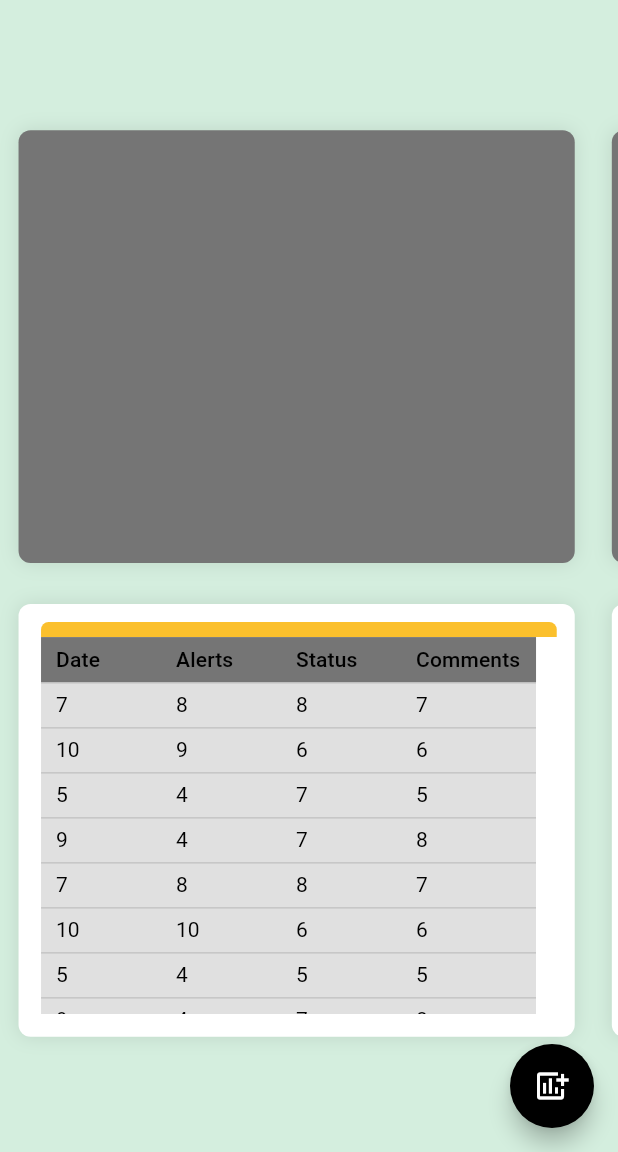
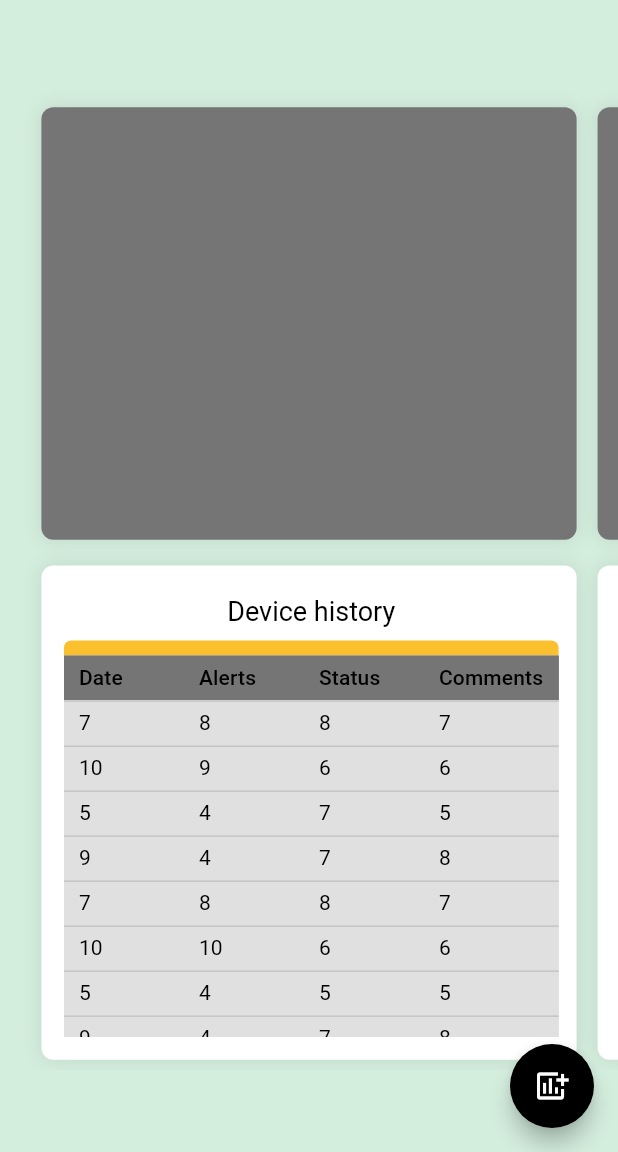
Before and after one commit to shah-rahul/data-representation-, a Flutter app: the screen it shows after launch, on a phone screen of 412 x 824 dp, the part 84-1236 px from its top. Run offline on Flutter 3.47's test engine with Material 2 defaults, Android fonts, the phone set to English and light mode, and no system bars; our stand-ins replace charts_flutter, google_fonts.

Commit message:
[UI UPDATE] -  scroll behaviour changes + card enlarged + name added

```diff
--- a/lib/config/themedata.dart
+++ b/lib/config/themedata.dart
@@ -41,6 +41,12 @@ class CustomTheme {
           color: Colors.white,
           fontWeight: FontWeight.w500,
         ),
+        headline3: GoogleFonts.roboto(
+          height: 1.2,
+          fontSize: 18,
+          color: const Color(0xff000000),
+          fontWeight: FontWeight.w400,
+        ),
         headline1: GoogleFonts.roboto(
           height: 1.2,
           fontSize: 24,
--- a/lib/screens/homepage.dart
+++ b/lib/screens/homepage.dart
@@ -29,10 +29,12 @@ class _MyHomePageState extends State<MyHomePage> {
             children: [
               ConstrainedBox(
                 constraints: BoxConstraints(
-                    maxHeight: MediaQuery.of(context).size.height * 0.8,
-                    minWidth: MediaQuery.of(context).size.width -
-                        (MediaQuery.of(context).size.width * 0.04)),
-                child: ListView(
+                  maxHeight: MediaQuery.of(context).size.height * 0.8,
+                  minWidth: MediaQuery.of(context).size.width -
+                      (MediaQuery.of(context).size.width * 0.04),
+                ),
+                child: PageView(
+                  controller: PageController(viewportFraction: 0.9),
                   scrollDirection: Axis.horizontal,
                   physics: const PageScrollPhysics(),
                   children: [
--- a/lib/widgets/level1/device_history.dart
+++ b/lib/widgets/level1/device_history.dart
@@ -39,11 +39,20 @@ class _DeviceHistoryState extends State<DeviceHistory> {
     return Container(
       child: Column(
         children: [
+          Padding(
+            padding: const EdgeInsets.all(8.0),
+            child: Center(
+              child: Text(
+                "Device history",
+                style: Theme.of(context).primaryTextTheme.headline3,
+              ),
+            ),
+          ),
           Container(
             height: 10,
             decoration: BoxDecoration(
                 color: Colors.yellow[700],
-                borderRadius: BorderRadius.only(
+                borderRadius: const BorderRadius.only(
                     topLeft: Radius.circular(5), topRight: Radius.circular(5))),
           ),
           Expanded(
@@ -58,8 +67,7 @@ class _DeviceHistoryState extends State<DeviceHistory> {
           ),
         ],
       ),
-      height: MediaQuery.of(context).size.height * 0.4 -
-          (MediaQuery.of(context).size.height * 0.05),
+      height: MediaQuery.of(context).size.height * 0.4,
       width: MediaQuery.of(context).size.width * 0.9,
       margin: const EdgeInsets.only(left: 7, right: 7, top: 10),
       padding: const EdgeInsets.fromLTRB(15, 12, 12, 15),
--- a/lib/widgets/primary_card.dart
+++ b/lib/widgets/primary_card.dart
@@ -15,16 +15,13 @@ class _PrimaryCardState extends State<PrimaryCard> {
     return Center(
       child: ConstrainedBox(
         constraints: BoxConstraints(
-            maxHeight: MediaQuery.of(context).size.height * 0.8,
+            maxHeight: MediaQuery.of(context).size.height,
             minWidth: MediaQuery.of(context).size.width -
                 (MediaQuery.of(context).size.width * 0.04)),
-        child: Padding(
-          padding: const EdgeInsets.all(5.0),
-          child: Container(
-            child: Column(
-              mainAxisAlignment: MainAxisAlignment.spaceEvenly,
-              children: [widget.childone, widget.childtwo],
-            ),
+        child: Container(
+          child: Column(
+            mainAxisAlignment: MainAxisAlignment.spaceEvenly,
+            children: [widget.childone, widget.childtwo],
           ),
         ),
       ),
```
Also changed, not shown: lib/widgets/utils/search_bar.dart (added, +50 -0 lines).
